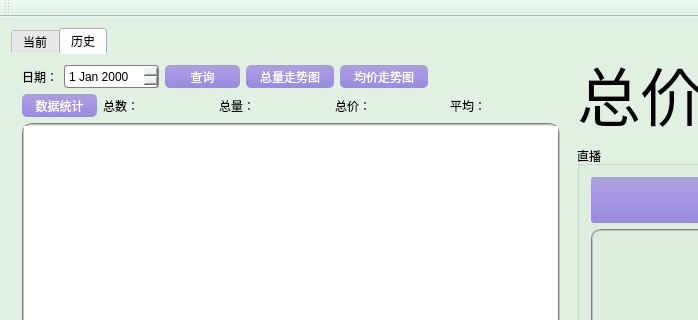
First picture: the form in wasterecycle.ui, repository ljhuan/WasteRecycle, before the edit; both pictures show x 0 to 698 and y 0 to 320 of the 1287 by 737 pixel window.
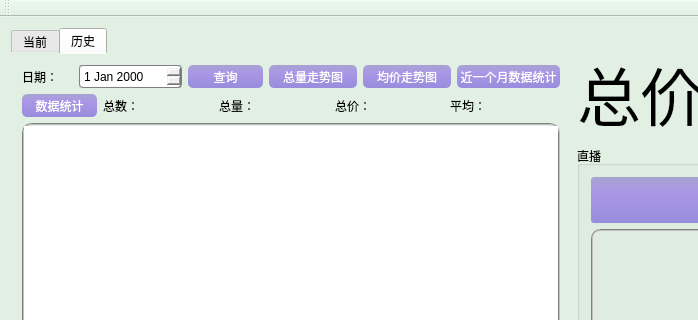
Second picture: the form after the edit. The open tabs and pages were chosen to show the change.

```diff
--- a/wasterecycle.ui
+++ b/wasterecycle.ui
@@ -1080,7 +1080,7 @@
         <item>
          <layout class="QVBoxLayout" name="verticalLayout_2" stretch="1,1,25">
           <item>
-           <layout class="QHBoxLayout" name="horizontalLayout_11">
+           <layout class="QHBoxLayout" name="horizontalLayout_11" stretch="1,2,1,1,1,2">
             <item>
              <widget class="QLabel" name="label_7">
               <property name="text">
@@ -1216,17 +1216,42 @@
              </widget>
             </item>
             <item>
-             <spacer name="horizontalSpacer_17">
-              <property name="orientation">
-               <enum>Qt::Horizontal</enum>
+             <widget class="QPushButton" name="btn_monthlyStatics">
+              <property name="sizePolicy">
+               <sizepolicy hsizetype="Preferred" vsizetype="Preferred">
+                <horstretch>0</horstretch>
+                <verstretch>0</verstretch>
+               </sizepolicy>
               </property>
-              <property name="sizeHint" stdset="0">
-               <size>
-                <width>40</width>
-                <height>20</height>
-               </size>
+              <property name="styleSheet">
+               <string notr="true">QPushButton{color: rgb(255, 255, 255);
+			background: qlineargradient(x1:0, y1:0, x2:0, y2:1, stop:0 rgb(166,164,208),stop:0.3 rgb(171,152,230), stop:1 rgb(152,140,220));
+            border:1px;
+            border-radius:5px;
+            padding:2px 4px;
+			width:80px;
+			heigt:34px;
+}
+QPushButton:hover{
+            color: rgb(255, 255, 255); 
+            background: qlineargradient(x1:0, y1:0, x2:0, y2:1, stop:0 rgb(130,120,226), stop:0.3 rgb(120,130,230), stop:1 rgb(125,140,226));
+            border:1px;
+            border-radius:5px;
+            padding:2px 4px; 
+        }
+        QPushButton:pressed{
+            color: rgb(255, 255, 255);
+            background: qlineargradient(x1:0, y1:0, x2:0, y2:1, stop:0 rgb(240,156,121), stop:0.3 rgb(220,160,140), stop:1 rgb(230,140,120));
+            border:1px;
+            border-radius:5px;
+            padding:2px 4px;
+        }
+</string>
               </property>
-             </spacer>
+              <property name="text">
+               <string>近一个月数据统计</string>
+              </property>
+             </widget>
             </item>
            </layout>
           </item>
```
